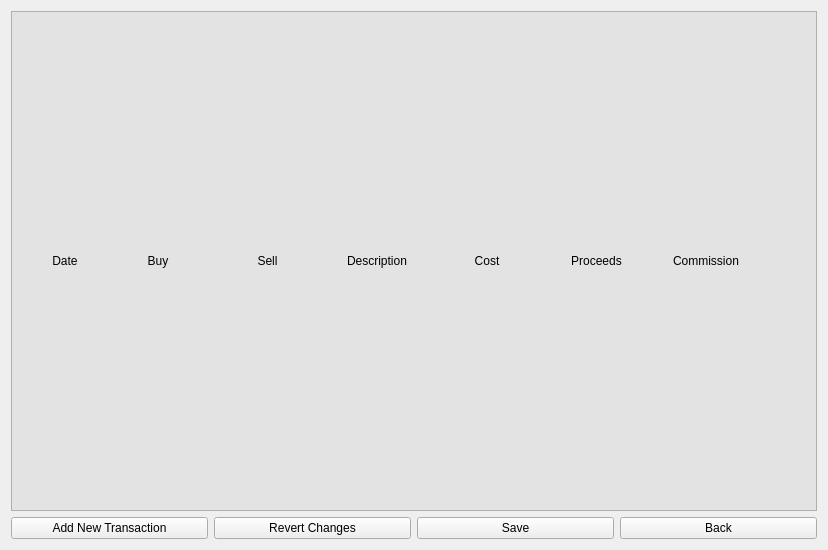
Above: GainLossCalculator/EditScreen/editscreen.ui from w-ge/Gain-Loss-Calculator before the change. Below: the same form after it.
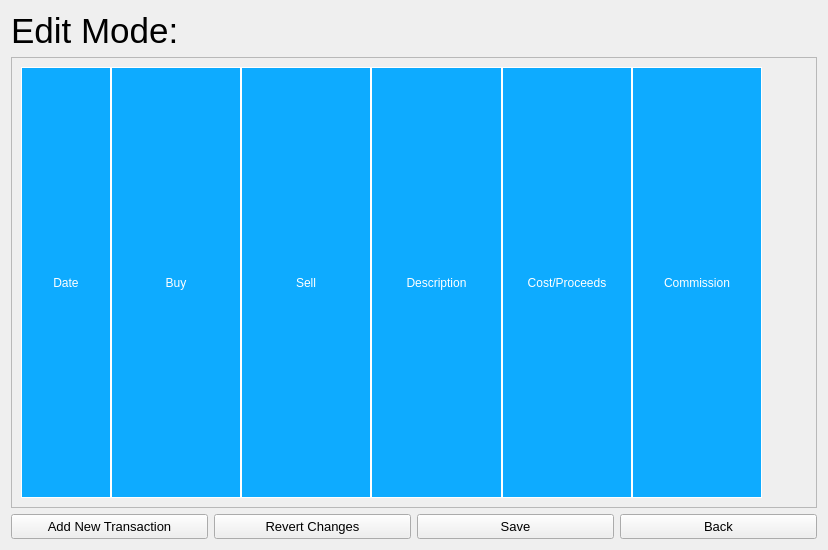
That is the form after the change.

The edit to the form file:
```diff
--- a/GainLossCalculator/EditScreen/editscreen.ui
+++ b/GainLossCalculator/EditScreen/editscreen.ui
@@ -16,11 +16,20 @@
   <layout class="QVBoxLayout" name="verticalLayout_3">
    <item>
     <layout class="QVBoxLayout" name="verticalLayout">
+     <item>
+      <widget class="QLabel" name="label">
+       <property name="font">
+        <font>
+         <pointsize>26</pointsize>
+        </font>
+       </property>
+       <property name="text">
+        <string>Edit Mode:</string>
+       </property>
+      </widget>
+     </item>
      <item>
       <widget class="QScrollArea" name="scrollArea">
-       <property name="styleSheet">
-        <string notr="true">background-color: rgb(227, 227, 227);</string>
-       </property>
        <property name="widgetResizable">
         <bool>true</bool>
        </property>
@@ -30,32 +39,67 @@
           <x>0</x>
           <y>0</y>
           <width>806</width>
-          <height>497</height>
+          <height>447</height>
          </rect>
         </property>
         <layout class="QVBoxLayout" name="verticalLayout_2">
          <item>
+          <widget class="QWidget" name="widget" native="true">
+           <property name="styleSheet">
+            <string notr="true"/>
+           </property>
+           <layout class="QHBoxLayout" name="horizontalLayout_2">
+            <property name="spacing">
+             <number>0</number>
+            </property>
+            <property name="leftMargin">
+             <number>0</number>
+            </property>
+            <property name="topMargin">
+             <number>0</number>
+            </property>
+            <property name="rightMargin">
+             <number>0</number>
+            </property>
+            <property name="bottomMargin">
+             <number>0</number>
+            </property>
+            <item>
           <layout class="QHBoxLayout" name="horizontalLayout">
+              <property name="spacing">
+               <number>0</number>
+              </property>
            <property name="leftMargin">
-            <number>9</number>
+               <number>0</number>
            </property>
            <property name="topMargin">
-            <number>9</number>
+               <number>0</number>
            </property>
            <property name="rightMargin">
-            <number>9</number>
+               <number>0</number>
            </property>
            <property name="bottomMargin">
-            <number>9</number>
+               <number>0</number>
            </property>
            <item>
-            <widget class="QLabel" name="label_2">
+               <widget class="QLabel" name="Date">
+                <property name="sizePolicy">
+                 <sizepolicy hsizetype="Fixed" vsizetype="Preferred">
+                  <horstretch>0</horstretch>
+                  <verstretch>0</verstretch>
+                 </sizepolicy>
+                </property>
              <property name="minimumSize">
               <size>
-               <width>70</width>
+                  <width>90</width>
                <height>0</height>
               </size>
              </property>
+                <property name="styleSheet">
+                 <string notr="true">color: rgb(255, 255, 255);
+background-color: rgb(14, 171, 255);
+border: 1px solid white</string>
+                </property>
              <property name="text">
               <string>Date</string>
              </property>
@@ -65,7 +109,7 @@
             </widget>
            </item>
            <item>
-            <widget class="QLabel" name="label">
+               <widget class="QLabel" name="Buy">
              <property name="sizePolicy">
               <sizepolicy hsizetype="Expanding" vsizetype="Preferred">
                <horstretch>0</horstretch>
@@ -78,6 +122,11 @@
                <height>0</height>
               </size>
              </property>
+                <property name="styleSheet">
+                 <string notr="true">color: rgb(255, 255, 255);
+background-color: rgb(14, 171, 255);
+border: 1px solid white</string>
+                </property>
              <property name="text">
               <string>Buy</string>
              </property>
@@ -100,6 +149,11 @@
                <height>0</height>
               </size>
              </property>
+                <property name="styleSheet">
+                 <string notr="true">color: rgb(255, 255, 255);
+background-color: rgb(14, 171, 255);
+border: 1px solid white</string>
+                </property>
              <property name="text">
               <string>Sell</string>
              </property>
@@ -122,6 +176,11 @@
                <height>0</height>
               </size>
              </property>
+                <property name="styleSheet">
+                 <string notr="true">color: rgb(255, 255, 255);
+background-color: rgb(14, 171, 255);
+border: 1px solid white</string>
+                </property>
              <property name="text">
               <string>Description</string>
              </property>
@@ -144,30 +203,13 @@
                <height>0</height>
               </size>
              </property>
-             <property name="text">
-              <string>Cost</string>
-             </property>
-             <property name="alignment">
-              <set>Qt::AlignCenter</set>
-             </property>
-            </widget>
-           </item>
-           <item>
-            <widget class="QLabel" name="label_6">
-             <property name="sizePolicy">
-              <sizepolicy hsizetype="Expanding" vsizetype="Preferred">
-               <horstretch>0</horstretch>
-               <verstretch>0</verstretch>
-              </sizepolicy>
-             </property>
-             <property name="minimumSize">
-              <size>
-               <width>65</width>
-               <height>0</height>
-              </size>
-             </property>
+                <property name="styleSheet">
+                 <string notr="true">color: rgb(255, 255, 255);
+background-color: rgb(14, 171, 255);
+border: 1px solid white</string>
+                </property>
              <property name="text">
-              <string>Proceeds</string>
+                 <string>Cost/Proceeds</string>
              </property>
              <property name="alignment">
               <set>Qt::AlignCenter</set>
@@ -188,6 +230,11 @@
                <height>0</height>
               </size>
              </property>
+                <property name="styleSheet">
+                 <string notr="true">color: rgb(255, 255, 255);
+background-color: rgb(14, 171, 255);
+border: 1px solid white</string>
+                </property>
              <property name="text">
               <string>Commission</string>
              </property>
@@ -206,7 +253,7 @@
              </property>
              <property name="sizeHint" stdset="0">
               <size>
-               <width>40</width>
+                  <width>45</width>
                <height>20</height>
               </size>
              </property>
@@ -214,6 +261,9 @@
            </item>
           </layout>
          </item>
+           </layout>
+          </widget>
+         </item>
          <item>
           <layout class="QVBoxLayout" name="transactions"/>
          </item>
@@ -225,6 +275,17 @@
       <layout class="QHBoxLayout" name="horizontalLayout_5">
        <item>
         <widget class="QPushButton" name="addTransaction">
+         <property name="minimumSize">
+          <size>
+           <width>0</width>
+           <height>25</height>
+          </size>
+         </property>
+         <property name="font">
+          <font>
+           <pointsize>10</pointsize>
+          </font>
+         </property>
          <property name="text">
           <string>Add New Transaction</string>
          </property>
@@ -232,6 +293,17 @@
        </item>
        <item>
         <widget class="QPushButton" name="revert">
+         <property name="minimumSize">
+          <size>
+           <width>0</width>
+           <height>25</height>
+          </size>
+         </property>
+         <property name="font">
+          <font>
+           <pointsize>10</pointsize>
+          </font>
+         </property>
          <property name="text">
           <string>Revert Changes</string>
          </property>
@@ -239,6 +311,17 @@
        </item>
        <item>
         <widget class="QPushButton" name="save">
+         <property name="minimumSize">
+          <size>
+           <width>0</width>
+           <height>25</height>
+          </size>
+         </property>
+         <property name="font">
+          <font>
+           <pointsize>10</pointsize>
+          </font>
+         </property>
          <property name="text">
           <string>Save</string>
          </property>
@@ -246,6 +329,17 @@
        </item>
        <item>
         <widget class="QPushButton" name="cancel">
+         <property name="minimumSize">
+          <size>
+           <width>0</width>
+           <height>25</height>
+          </size>
+         </property>
+         <property name="font">
+          <font>
+           <pointsize>10</pointsize>
+          </font>
+         </property>
          <property name="text">
           <string>Back</string>
          </property>
```
Left out of the diff: 14 changed lines with no effect on the pictures. Lines whose indentation alone changed are shown as unchanged.
